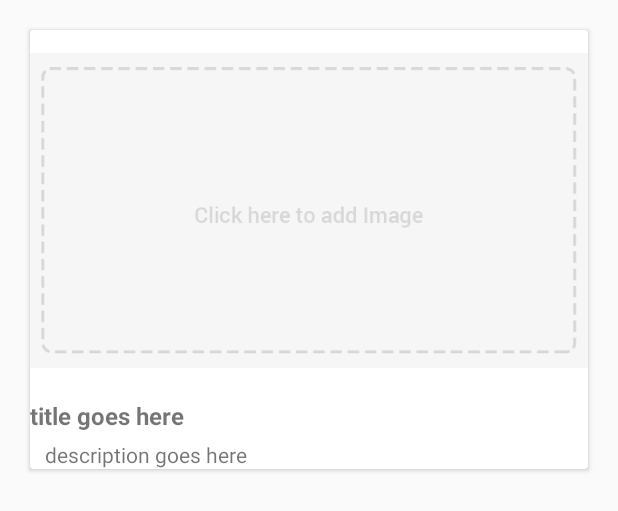
After one commit to EC327yipyap/yipyap, an Android app: the layout feed_row.xml on its own in the app's theme, with its tools: preview values and no code run, on a phone screen of 412 x 824 dp. The commit adds this screen. Shown: the top 511 px of the screen. Run offline under Robolectric (Android 15) with nearby library versions, the phone set to English and light mode, and no system bars.

Commit message:
retrieving data pt1
more to come

```diff
--- /dev/null
+++ b/YipYapNewJava/app/src/main/res/layout/feed_row.xml
@@ -0,0 +1,39 @@
+<?xml version="1.0" encoding="utf-8"?>
+<android.support.v7.widget.CardView xmlns:android="http://schemas.android.com/apk/res/android"
+    xmlns:tools="http://schemas.android.com/tools"
+    android:layout_width="match_parent" android:layout_height="wrap_content"
+    android:layout_margin="20dp">
+
+        <LinearLayout
+            android:layout_width="match_parent"
+            android:layout_height="wrap_content"
+            android:orientation="vertical" >
+
+    <ImageView
+        android:id="@+id/post_image"
+        android:layout_width="match_parent"
+        android:layout_height="wrap_content"
+        tools:adjustViewBounds="true"
+        tools:scaleType="centerCrop"
+        tools:src="@mipmap/add_btn" />
+
+            <TextView
+                android:id="@+id/post_title"
+                android:layout_width="match_parent"
+                android:layout_height="wrap_content"
+                android:paddingVertical="5dp"
+                android:textSize="16dp"
+                android:textStyle="bold"
+                tools:paddingHorizontal="5dp"
+                tools:text="title goes here" />
+
+            <TextView
+                android:id="@+id/post_description"
+                android:layout_width="match_parent"
+                android:layout_height="wrap_content"
+                android:paddingHorizontal="10dp"
+                android:paddingVertical="0dp"
+                android:text="description goes here" />
+        </LinearLayout>
+
+</android.support.v7.widget.CardView>
```
Also changed, not shown: YipYapNewJava/app/src/main/java/com/example/android/yipyapnewjava/Malone.java (+20 -7 lines), YipYapNewJava/app/src/main/java/com/example/android/yipyapnewjava/PostMalone.java (added, +45 -0 lines), YipYapNewJava/app/src/main/java/com/example/android/yipyapnewjava/feed2.java (+68 -0 lines), YipYapNewJava/app/src/main/res/layout/activity_feed2.xml (+8 -2 lines).
